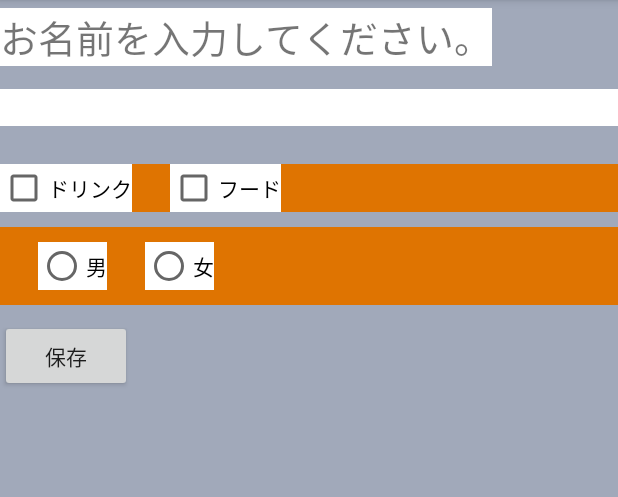
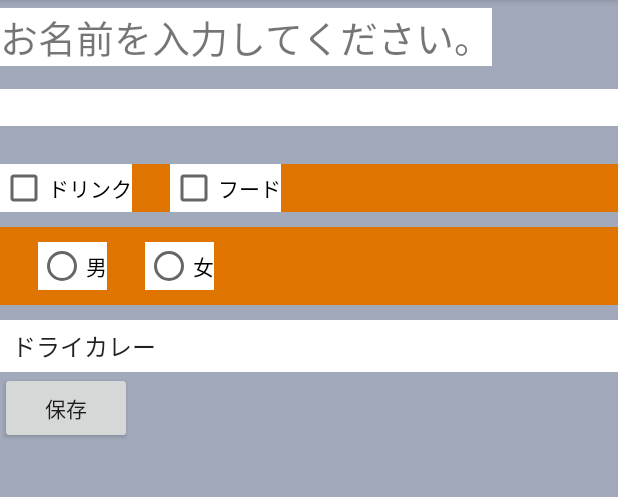
Before and after one commit to Kawboy442/AndroidViewSample, an Android app: the screen it shows after launch (MainActivity), on a phone screen of 412 x 824 dp, the part 84-581 px from its top. Run offline under Robolectric (Android 15) with nearby library versions, the phone set to English and light mode, and no system bars.

```diff
--- a/app/src/main/res/layout/activity_main.xml
+++ b/app/src/main/res/layout/activity_main.xml
@@ -79,6 +79,15 @@
 
     </RadioGroup>
 
+    <Spinner
+        android:id="@+id/spCurrylist"
+        android:layout_width="match_parent"
+        android:layout_height="wrap_content"
+        android:background="#FFFFFF"
+        android:entries="@array/sp_currylist"
+        android:paddingBottom="5dp"
+        android:paddingTop="5dp"/>
+
     <Button
         android:id="@+id/btSave"
         android:layout_width="wrap_content"
--- a/app/src/main/res/values/strings.xml
+++ b/app/src/main/res/values/strings.xml
@@ -10,4 +10,14 @@
 
     <string name="rd_male">男</string>
     <string name="rb_female">女</string>
+
+    <string-array name="sp_currylist">
+        <item>ドライカレー</item>
+        <item>カツカレー</item>
+        <item>ビーフカレー</item>
+        <item>チキンカレー</item>
+        <item>シーフードカレー</item>
+        <item>キーマカレー</item>
+        <item>グリーンカレー</item>
+    </string-array>
 </resources>
```
